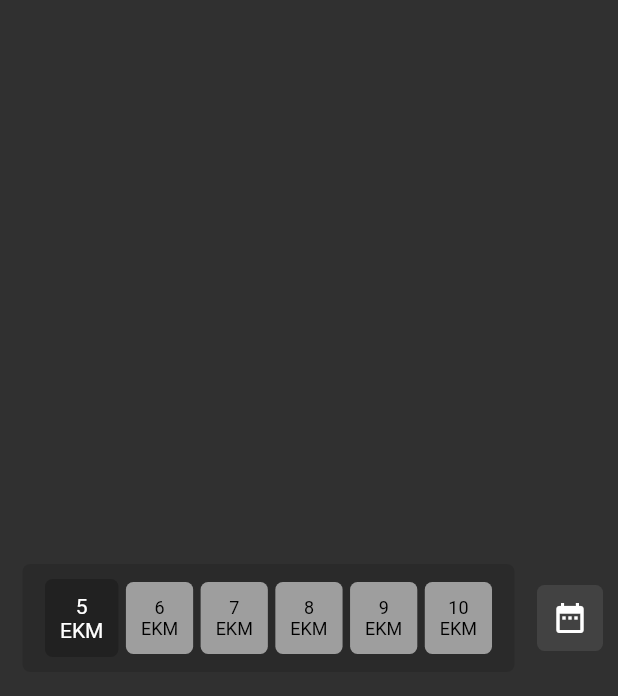
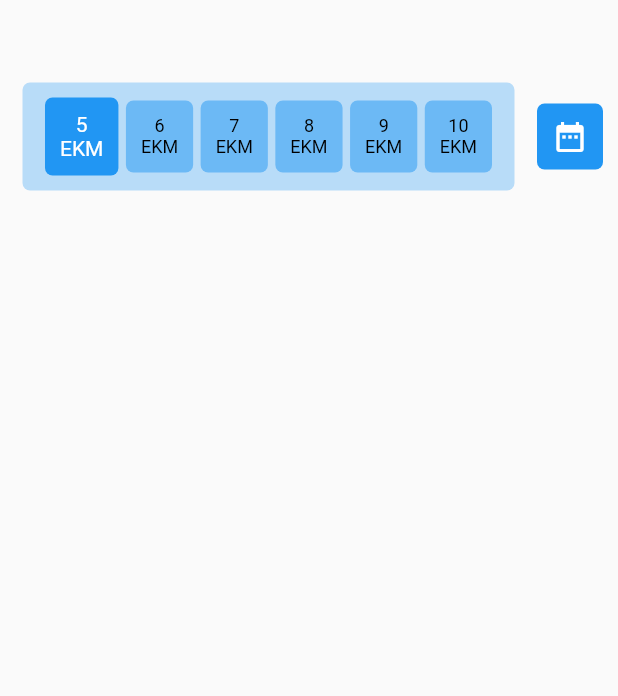
Before and after one commit to yildirimbhdr/customDatePicker, a Flutter app: the screen it shows after launch, on a phone screen of 412 x 824 dp. Shown: the top 696 px of the screen. Run offline on Flutter 3.47's test engine with Material 2 defaults, Android fonts, the phone set to English and light mode, and no system bars.

Commit message:
Readme Development before image

```diff
--- a/lib/main.dart
+++ b/lib/main.dart
@@ -7,24 +7,29 @@ class MyApp extends StatelessWidget {
   @override
   Widget build(BuildContext context) {
     return MaterialApp(
-      title: 'Material App',
-      theme: ThemeData.dark(),
+      title: 'Custom Date Picker',
       debugShowCheckedModeBanner: false,
       home: Scaffold(
         body: Padding(
-          padding: const EdgeInsets.all(10),
-          child: Center(
+          padding: const EdgeInsets.symmetric(vertical: 50, horizontal: 10),
+          child: Align(
+            alignment: Alignment.topCenter,
             child: CustomDatePicker(
               onSelected: (a) {},
               theme: CustomDatePickerThemeData(
                   selectedItemTextStyle: const TextStyle(
-                      fontSize: 14, fontWeight: FontWeight.w400),
+                      fontSize: 14,
+                      fontWeight: FontWeight.w400,
+                      color: Colors.white),
                   unSelectedItemTextStyle: const TextStyle(
                       fontSize: 12,
                       fontWeight: FontWeight.w400,
                       color: Colors.black),
+                  backgroundColor: Colors.blue.withOpacity(0.3),
                   buttonItemColor: Colors.white,
-                  backgroundColor: Colors.black12),
+                  buttonBackgroundColor: Colors.blue,
+                  selectedItemBackground: Colors.blue,
+                  unSelectedItemBackground: Colors.blue.withOpacity(0.5)),
               firstTime: DateTime.now(),
             ),
           ),
```
Also changed, not shown: github/Ekran Alıntısı.PNG (added), github/date_oicker.PNG (added), 1 other file.
